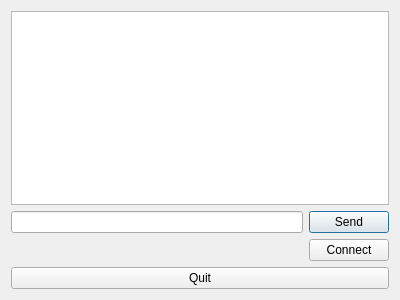
qt/qtconnectivity, file examples/bluetooth/btchat/chat.ui: the form before one commit.
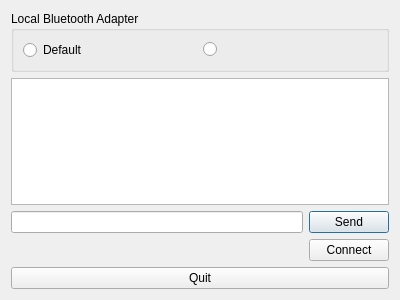
The form after the commit.

Commit message:
Fix peer to peer communication using two local adapters.
The code assumed to use the default adapter in a variety of places
which caused wrong SDP registrations, device searches and peer names.

The btchat examples was extended to cope with two local adapters. If there are
more than two local adapters they will be ignored.

```diff
--- a/examples/bluetooth/btchat/chat.ui
+++ b/examples/bluetooth/btchat/chat.ui
@@ -14,6 +14,32 @@
    <string>Bluetooth Chat</string>
   </property>
   <layout class="QVBoxLayout" name="verticalLayout">
+   <item>
+    <widget class="QGroupBox" name="localAdapterBox">
+     <property name="title">
+      <string>Local Bluetooth Adapter</string>
+     </property>
+     <property name="checkable">
+      <bool>false</bool>
+     </property>
+     <layout class="QHBoxLayout" name="horizontalLayout_3">
+      <item>
+       <widget class="QRadioButton" name="firstAdapter">
+        <property name="text">
+         <string>Default</string>
+        </property>
+       </widget>
+      </item>
+      <item>
+       <widget class="QRadioButton" name="secondAdapter">
+        <property name="text">
+         <string/>
+        </property>
+       </widget>
+      </item>
+     </layout>
+    </widget>
+   </item>
    <item>
     <widget class="QTextEdit" name="chat">
      <property name="focusPolicy">
```
The commit also changes 15 other files.
